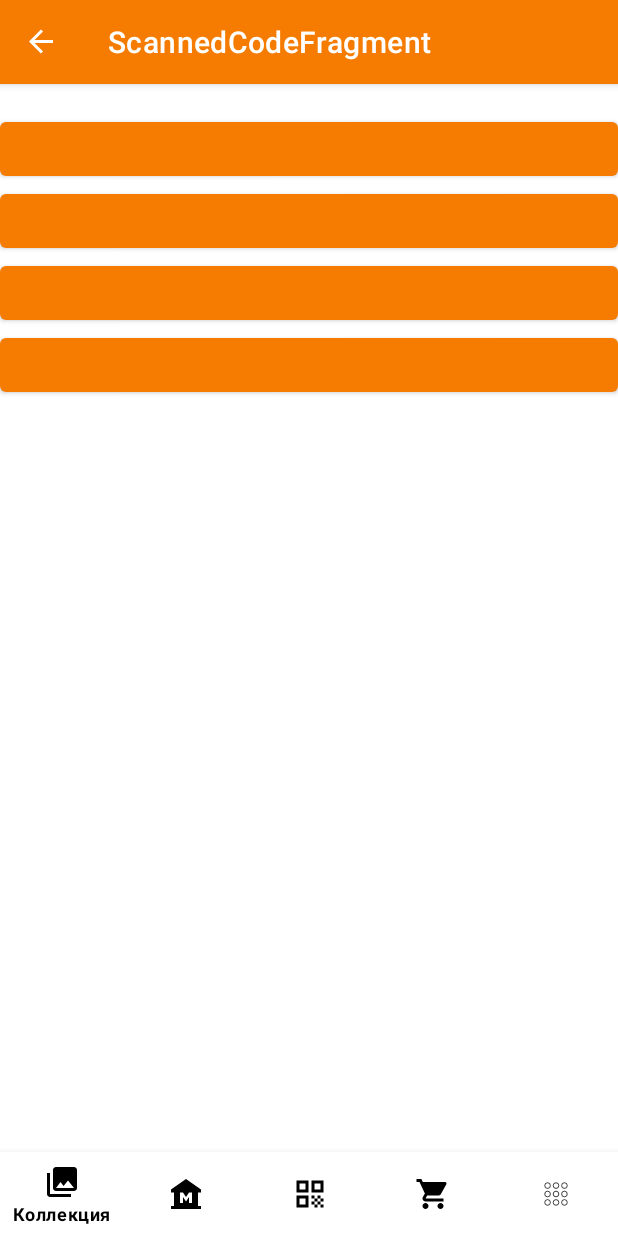
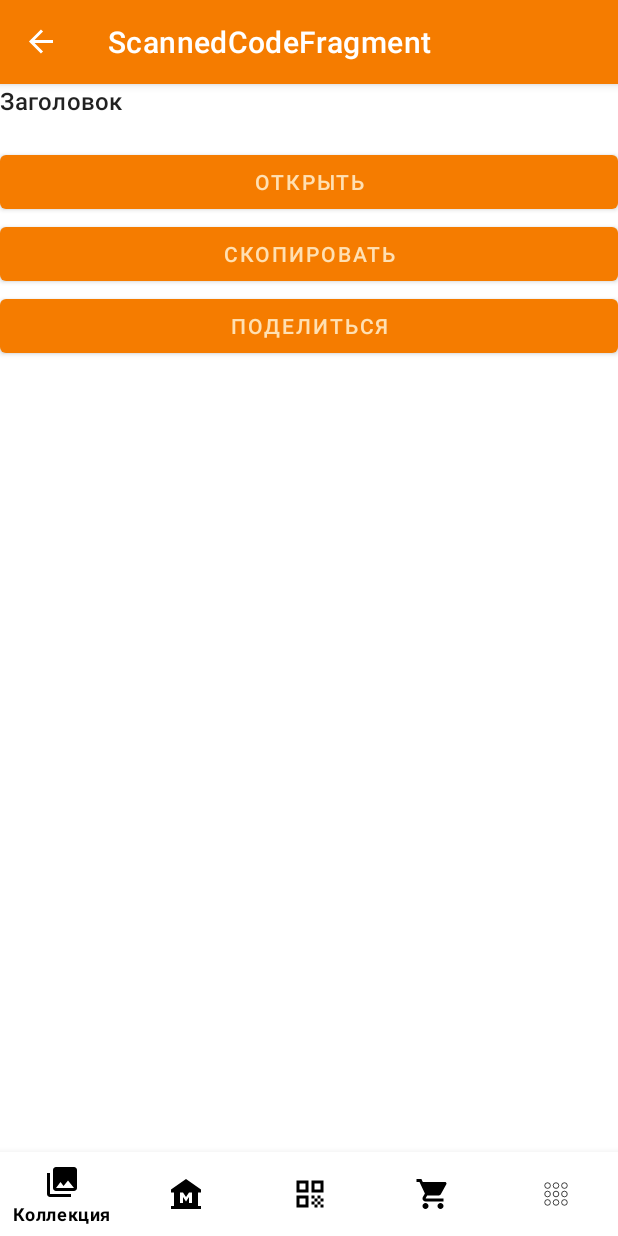
Before and after one commit to 2023Constanta/ARTIC, an Android app: the ScannedCodeFragment screen opened through its navigation route, on a phone screen of 412 x 824 dp. Run offline under Robolectric (Android 15) with nearby library versions, the phone set to English and light mode, and no system bars; our stand-ins replace navigation-ui; libraries missing offline, so code that uses them is left out: by.kirich1409.viewbindingdelegate; pictures from the network do not load; 20 statements that could not run were skipped.

Commit message:
2023-04-25 1. Поправил отображение экранов при загрузке 2. Поправил обновление фильтра 3. Начал доделывать фичу QR-кода 4. Поправил убирание клавиатуры в экране поиска экспонатов
Планы:
1. Доделать фичу QR-кода. Сделать проверку кода и переход в другой экран
2. Исправить плеер
3. Поправить баги

```diff
--- a/app/src/main/java/com/nightstalker/artic/MainActivity.kt
+++ b/app/src/main/java/com/nightstalker/artic/MainActivity.kt
@@ -33,6 +33,7 @@ class MainActivity : AppCompatActivity() {
     private val artworkDetailsViewModel by viewModel<ArtworkDetailsViewModel>()
     private val exhibitionsViewModel by viewModel<ExhibitionDetailsViewModel>()
     private val filterArtworksViewModel by viewModel<FilterArtworksViewModel>()
+//    private val artworksListViewModel by viewModel<ArtworksListViewModel>()
 
     override fun onCreate(savedInstanceState: Bundle?) {
         super.onCreate(savedInstanceState)
--- a/app/src/main/java/com/nightstalker/artic/features/artwork/presentation/ui/list/ArtworksListFragment.kt
+++ b/app/src/main/java/com/nightstalker/artic/features/artwork/presentation/ui/list/ArtworksListFragment.kt
@@ -3,6 +3,7 @@ package com.nightstalker.artic.features.artwork.presentation.ui.list
 import android.os.Bundle
 import android.view.View
 import android.view.inputmethod.EditorInfo
+import android.widget.Toast
 import androidx.fragment.app.Fragment
 import androidx.navigation.fragment.findNavController
 import androidx.recyclerview.widget.LinearLayoutManager
@@ -29,7 +30,6 @@ class ArtworksListFragment : Fragment(R.layout.fragment_artworks_list) {
     private val artworksListViewModel by viewModel<ArtworksListViewModel>()
     private val filterArtworksViewModel by sharedViewModel<FilterArtworksViewModel>()
 
-
     override fun onViewCreated(view: View, savedInstanceState: Bundle?) {
         super.onViewCreated(view, savedInstanceState)
 
@@ -41,23 +41,18 @@ class ArtworksListFragment : Fragment(R.layout.fragment_artworks_list) {
 
         prepareWord()
         prepareAdapter()
-
-        setLoadingDefault()
     }
 
-    private fun prepareWord() {
-        filterArtworksViewModel.queryWord.observe(viewLifecycleOwner) {
-            with(binding?.tilSearch?.editText) {
+    private fun prepareWord() = filterArtworksViewModel.queryWord.observe(viewLifecycleOwner) {
+        with(binding.tilSearch.editText) {
             if (this?.text?.isEmpty() == true) {
-                    this?.setText(it)
-                }
+                this.setText(it)
             }
         }
     }
 
 
-    private fun prepareAdapter() {
-        with(binding) {
+    private fun prepareAdapter() = with(binding) {
         rvArtworks.layoutManager =
             LinearLayoutManager(activity, LinearLayoutManager.VERTICAL, false)
         adapter = ArtworksListAdapter { id -> onItemClick(id) }
@@ -67,13 +62,11 @@ class ArtworksListFragment : Fragment(R.layout.fragment_artworks_list) {
             this.setDivider(R.drawable.line_divider)
         }
     }
-    }
 
-    private fun prepareSearch() {
-        with(binding) {
+    private fun prepareSearch() = with(binding) {
         tilSearch.apply {
             editText?.setOnEditorActionListener { _, actionId, _ ->
-                    if (actionId == EditorInfo.IME_ACTION_SEARCH) {
+                if (actionId == EditorInfo.IME_ACTION_DONE) {
                     val word = editText?.text.toString()
 
                     filterArtworksViewModel.setQuery(word)
@@ -83,14 +76,21 @@ class ArtworksListFragment : Fragment(R.layout.fragment_artworks_list) {
 
                     initObserversForSearchedArtworks()
                 }
-                    true
+                false
             }
+
+            // Кнопка фильтра
             setEndIconOnClickListener {
                 findNavController().navigate(R.id.action_artworksListFragment_to_filterArtworksBottomSheetDialog)
             }
+            setEndIconOnLongClickListener {
+                Toast.makeText(activity, "SBROSS", Toast.LENGTH_SHORT).show()
+                artworksListViewModel.getArtworks()
+                true
             }
         }
     }
+
 
     private fun initArtworkObserver() =
         artworksListViewModel.artworksContentState.observe(viewLifecycleOwner, ::handleArtworks)
@@ -101,9 +101,7 @@ class ArtworksListFragment : Fragment(R.layout.fragment_artworks_list) {
             ::handleSearchedArtworks
         )
 
-    private fun handleArtworks(contentResultState: ContentResultState) =
-        with(binding) {
-            ivLoadDefault.visibility = View.GONE
+    private fun handleArtworks(contentResultState: ContentResultState) = with(binding) {
         contentResultState.handleContent(
             viewToShow = content,
             onStateSuccess = {
@@ -118,9 +116,7 @@ class ArtworksListFragment : Fragment(R.layout.fragment_artworks_list) {
     }
 
 
-    private fun handleSearchedArtworks(contentResultState: ContentResultState) =
-        with(binding) {
-            ivLoadDefault.visibility = View.VISIBLE
+    private fun handleSearchedArtworks(contentResultState: ContentResultState) = with(binding) {
         contentResultState.handleContent(
             viewToShow = content,
             onStateSuccess = {
@@ -131,19 +127,9 @@ class ArtworksListFragment : Fragment(R.layout.fragment_artworks_list) {
             errorLayout = errorLayout,
             tryAgainAction = {
                 artworksListViewModel.getArtworks()
+                initArtworkObserver()
             }
         )
-        }
-
-    private fun setLoadingDefault() {
-        binding?.ivLoadDefault?.setOnClickListener {
-            artworksListViewModel.getArtworks()
-        }
-    }
-
-    private fun tryAgain() {
-        artworksListViewModel.getArtworks()
-        initArtworkObserver()
     }
 
     private fun onItemClick(id: Int) = ArtworksListFragmentDirections.toArtworkDetailsFragment(id)
--- a/app/src/main/java/com/nightstalker/artic/features/exhibition/presentation/ui/list/ExhibitionsListAdapter.kt
+++ b/app/src/main/java/com/nightstalker/artic/features/exhibition/presentation/ui/list/ExhibitionsListAdapter.kt
@@ -1,5 +1,6 @@
 package com.nightstalker.artic.features.exhibition.presentation.ui.list
 
+import android.util.Log
 import android.view.LayoutInflater
 import android.view.ViewGroup
 import androidx.recyclerview.widget.RecyclerView
@@ -32,6 +33,9 @@ class ExhibitionsListAdapter(
         with(holder.binding) {
             textTitle.text = item.title
             placeImage.load(item.imageUrl)
+            cardSave.setOnClickListener {
+                Log.d("Info", "onBindViewHolder: !!!!")
+            }
             root.setOnClickListener {
                 onItemClicked(item.id)
             }
--- a/app/src/main/java/com/nightstalker/artic/features/qrcode/presentation/ui/ScannedCodeFragment.kt
+++ b/app/src/main/java/com/nightstalker/artic/features/qrcode/presentation/ui/ScannedCodeFragment.kt
@@ -2,7 +2,10 @@ package com.nightstalker.artic.features.qrcode.presentation.ui
 
 import android.os.Bundle
 import android.view.View
+import androidx.core.os.bundleOf
 import androidx.fragment.app.Fragment
+import androidx.navigation.fragment.findNavController
+import androidx.navigation.fragment.navArgs
 import by.kirich1409.viewbindingdelegate.viewBinding
 import com.nightstalker.artic.R
 import com.nightstalker.artic.databinding.FragmentScannedCodeBinding
@@ -14,9 +17,27 @@ import com.nightstalker.artic.databinding.FragmentScannedCodeBinding
  */
 class ScannedCodeFragment : Fragment(R.layout.fragment_scanned_code) {
 
+    private val args by navArgs<ScannedCodeFragmentArgs>()
     private val binding: FragmentScannedCodeBinding by viewBinding(FragmentScannedCodeBinding::bind)
 
     override fun onViewCreated(view: View, savedInstanceState: Bundle?) {
         super.onViewCreated(view, savedInstanceState)
+
+        setupViews()
+    }
+
+    private fun setupViews() {
+        with(binding) {
+            var res = args.codeContent?.replace("[^0-9]".toRegex(), "")
+
+            tvCodeContent.text = res
+            btnOpenDetails.setOnClickListener {
+                findNavController().navigate(
+                    R.id.exhibitionDetailsFragment,
+                    args = bundleOf("exhibition_id" to res?.toInt())
+                )
+            }
+
+        }
     }
 }
--- a/app/src/main/res/layout/fragment_scanned_code.xml
+++ b/app/src/main/res/layout/fragment_scanned_code.xml
@@ -1,33 +1,40 @@
 <?xml version="1.0" encoding="utf-8"?>
 <LinearLayout xmlns:android="http://schemas.android.com/apk/res/android"
     android:layout_width="match_parent"
+    xmlns:tools="http://schemas.android.com/tools"
     android:layout_height="match_parent"
     android:orientation="vertical">
 
+
+    <com.google.android.material.textview.MaterialTextView
+        android:id="@+id/tvTitle"
+        style="@style/TextAppearance.Material3.TitleMedium"
+        android:text="Заголовок"
+        android:layout_width="match_parent"
+        android:layout_height="wrap_content" />
+
     <com.google.android.material.textview.MaterialTextView
         android:id="@+id/tvCodeContent"
+        style="@style/TextAppearance.Material3.TitleSmall"
+        tools:text="Содержимое"
         android:layout_width="match_parent"
         android:layout_height="wrap_content" />
 
     <Button
         android:id="@+id/btnOpenDetails"
+        android:text="Открыть"
         android:layout_width="match_parent"
         android:layout_height="wrap_content" />
 
-
-    <Button
-        android:id="@+id/btnSearchOnWeb"
-        android:layout_width="match_parent"
-        android:layout_height="wrap_content" />
-
-
     <Button
         android:id="@+id/btnCopyToClip"
+        android:text="Скопировать"
         android:layout_width="match_parent"
         android:layout_height="wrap_content" />
 
     <Button
         android:id="@+id/btnShare"
+        android:text="Поделиться"
         android:layout_width="match_parent"
         android:layout_height="wrap_content" />
 
--- a/app/src/main/res/values/strings.xml
+++ b/app/src/main/res/values/strings.xml
@@ -72,5 +72,6 @@
 
     <string name="prompt_select_country">Select country</string>
     <string name="prompt_select_type">Select type</string>
+    <string name="error_wrong_qr">Неверный код!</string>
 
 </resources>
--- a/core/src/main/java/com/nightstalker/core/presentation/ext/ContentResultStateExt.kt
+++ b/core/src/main/java/com/nightstalker/core/presentation/ext/ContentResultStateExt.kt
@@ -50,15 +50,25 @@ fun ContentResultState.handleContent(
     viewToShow: ViewGroup,
     progressBar: ProgressBar,
     errorLayout: LayoutErrorBinding? = null,
-) {
-    if (this is ContentResultState.Content) {
+) = when (this) {
+
+    is ContentResultState.Content -> {
+        progressBar.isVisible = false
+        errorLayout?.root?.isVisible = false
         viewToShow.isVisible = true
+
         onStateSuccess.invoke(this.content)
     }
+    is ContentResultState.Loading -> {
+        progressBar.isVisible = true
+        errorLayout?.root?.isVisible = false
+        viewToShow.isVisible = false
+    }
+    is ContentResultState.Error -> {
+        progressBar.isVisible = false
+        errorLayout?.root?.isVisible = true
+        viewToShow.isVisible = false
 
-
-    errorLayout?.root?.isVisible = this is ContentResultState.Error
-    if (this is ContentResultState.Error) {
         errorLayout?.apply {
             textErrorTitle.setText(this@handleContent.error.title)
             textErrorDescription.setText(this@handleContent.error.description)
@@ -68,5 +78,4 @@ fun ContentResultState.handleContent(
         }
     }
 
-    progressBar.isVisible = this is ContentResultState.Loading
 }
--- a/gradle.properties
+++ b/gradle.properties
@@ -22,3 +22,4 @@ kotlin.code.style=official
 # resources declared in the library itself and none from the library's dependencies,
 # thereby reducing the size of the R class for that library
 android.nonTransitiveRClass=true
+org.gradle.unsafe.configuration-cache=true
```
Also changed, not shown: app/build.gradle (+7 -1 lines), app/src/main/java/com/nightstalker/artic/features/artwork/presentation/ui/filter/FilterArtworksBottomSheetDialog.kt (+23 -41 lines), app/src/main/java/com/nightstalker/artic/features/artwork/presentation/ui/filter/FilterArtworksViewModel.kt (+3 -20 lines), app/src/main/java/com/nightstalker/artic/features/qrcode/presentation/ui/QRScannerFragment.kt (+12 -13 lines), app/src/main/java/com/nightstalker/artic/features/ticket/presentation/ui/detail/TicketDetailsFragment.kt (+8 -7 lines), app/src/main/res/drawable/ic_bookmark_24.xml (added, +11 -0 lines), app/src/main/res/layout/fragment_artworks_list.xml (+2 -13 lines), app/src/main/res/layout/item_exhibition.xml (+18 -0 lines), core/src/main/java/com/nightstalker/core/presentation/ext/ui/Snackbar.kt (added, +8 -0 lines), 2 other files. Lines whose indentation alone changed are shown as unchanged.
